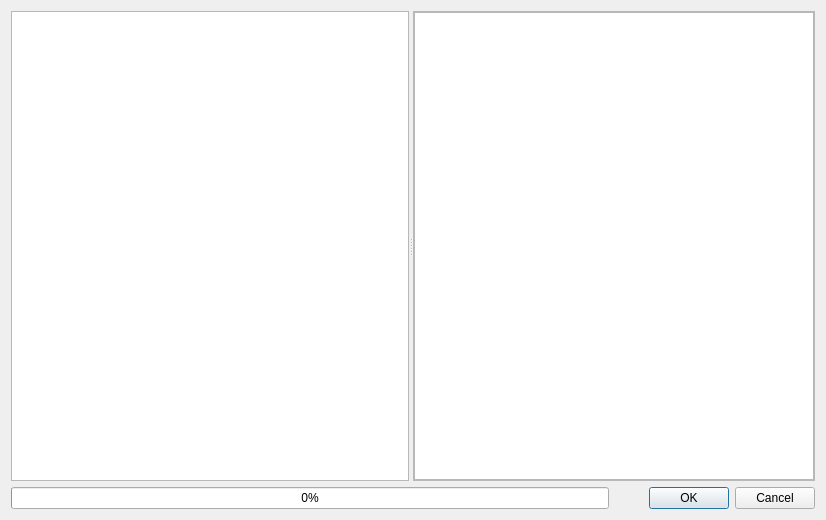
Before: the Qt Designer form python/plugins/processing/ui/DlgGetScriptsAndModels.ui in nextgis/nextgisqgis, drawn with Qt 5.
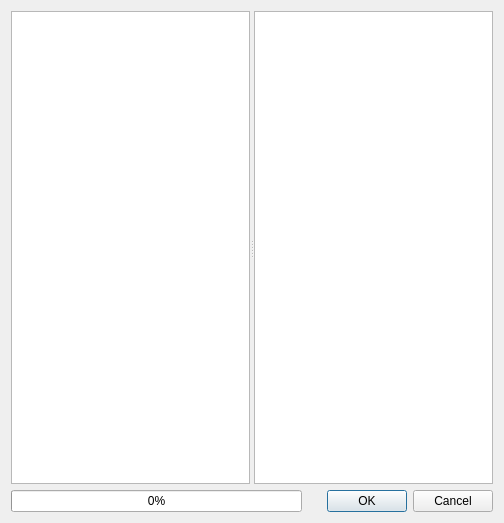
After: the same form once the commit is applied.

Patch:
```diff
--- a/python/plugins/processing/ui/DlgGetScriptsAndModels.ui
+++ b/python/plugins/processing/ui/DlgGetScriptsAndModels.ui
@@ -6,32 +6,20 @@
    <rect>
     <x>0</x>
     <y>0</y>
-    <width>826</width>
-    <height>520</height>
+    <width>504</width>
+    <height>523</height>
    </rect>
   </property>
   <property name="windowTitle">
    <string>Get scripts and models</string>
   </property>
-  <layout class="QVBoxLayout" name="verticalLayout">
-   <item>
+  <layout class="QGridLayout" name="gridLayout">
+   <item row="0" column="0" colspan="2">
     <widget class="QSplitter" name="splitter">
      <property name="orientation">
       <enum>Qt::Horizontal</enum>
      </property>
      <widget class="QTreeWidget" name="tree">
-      <property name="minimumSize">
-       <size>
-        <width>350</width>
-        <height>0</height>
-       </size>
-      </property>
-      <property name="maximumSize">
-       <size>
-        <width>100000</width>
-        <height>100000</height>
-       </size>
-      </property>
       <property name="selectionMode">
        <enum>QAbstractItemView::SingleSelection</enum>
       </property>
@@ -59,37 +47,10 @@
        </property>
       </column>
      </widget>
-     <widget class="QFrame" name="frame">
-      <property name="frameShape">
-       <enum>QFrame::StyledPanel</enum>
-      </property>
-      <property name="frameShadow">
-       <enum>QFrame::Sunken</enum>
-      </property>
-      <layout class="QHBoxLayout" name="horizontalLayout">
-       <property name="spacing">
-        <number>0</number>
-       </property>
-       <property name="margin">
-        <number>0</number>
-       </property>
-       <item>
-        <widget class="QTextEdit" name="txtHelp">
-         <property name="maximumSize">
-          <size>
-           <width>10000</width>
-           <height>10000</height>
-          </size>
-         </property>
-        </widget>
-       </item>
-      </layout>
-     </widget>
-    </widget>
-   </item>
-   <item>
-    <layout class="QHBoxLayout" name="horizontalLayout_2">
-     <item>
+     <widget class="QTextEdit" name="txtHelp"/>
+    </widget>
+   </item>
+   <item row="1" column="0">
       <widget class="QProgressBar" name="progressBar">
        <property name="sizePolicy">
         <sizepolicy hsizetype="MinimumExpanding" vsizetype="Fixed">
@@ -111,7 +72,7 @@
        </property>
       </widget>
      </item>
-     <item>
+   <item row="1" column="1">
       <widget class="QDialogButtonBox" name="buttonBox">
        <property name="sizePolicy">
         <sizepolicy hsizetype="MinimumExpanding" vsizetype="Fixed">
@@ -134,16 +95,7 @@
       </widget>
      </item>
     </layout>
-   </item>
-  </layout>
  </widget>
- <customwidgets>
-  <customwidget>
-   <class>QWebView</class>
-   <extends>QWidget</extends>
-   <header>QtWebKit/QWebView</header>
-  </customwidget>
- </customwidgets>
  <resources/>
  <connections/>
 </ui>
```
Lines whose indentation alone changed are shown as unchanged.
